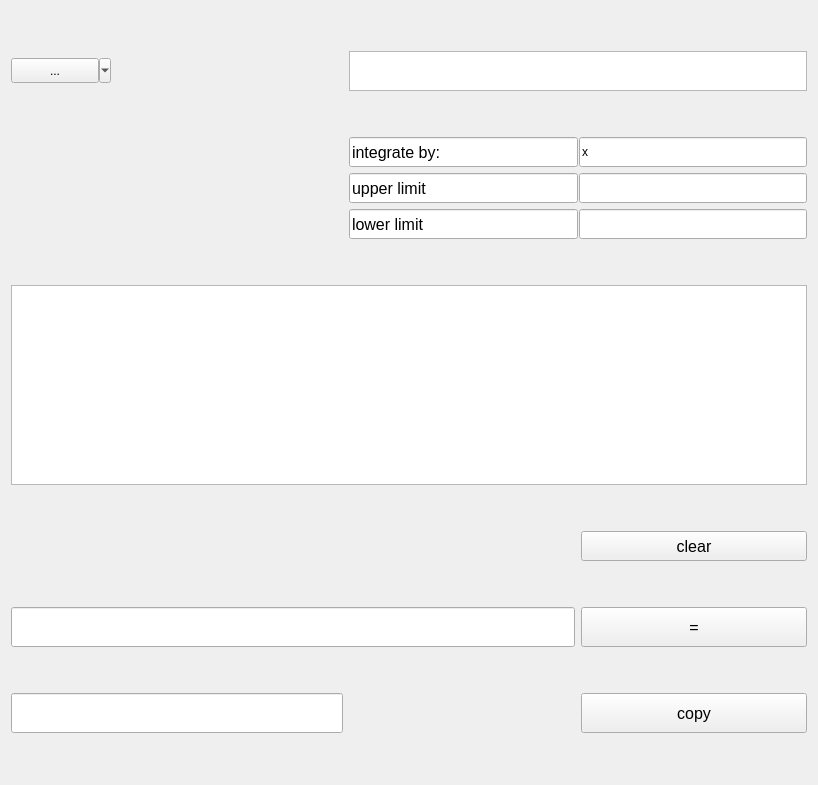
This is integralvisualvalculator.ui in YuarenArt/VisualCalculator as Qt 5 draws it before an edit. The edited form follows.
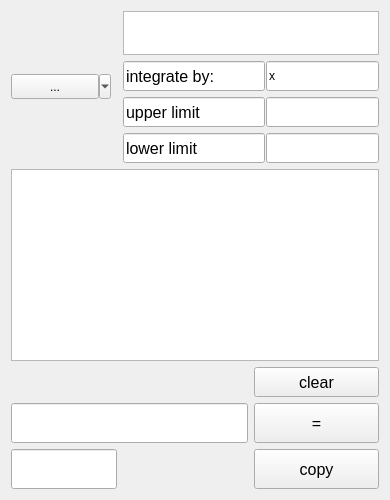
This is the edited form.

```diff
--- a/integralvisualvalculator.ui
+++ b/integralvisualvalculator.ui
@@ -6,10 +6,28 @@
    <rect>
     <x>0</x>
     <y>0</y>
-    <width>818</width>
-    <height>785</height>
+    <width>390</width>
+    <height>500</height>
    </rect>
   </property>
+  <property name="sizePolicy">
+   <sizepolicy hsizetype="MinimumExpanding" vsizetype="MinimumExpanding">
+    <horstretch>0</horstretch>
+    <verstretch>0</verstretch>
+   </sizepolicy>
+  </property>
+  <property name="minimumSize">
+   <size>
+    <width>300</width>
+    <height>400</height>
+   </size>
+  </property>
+  <property name="baseSize">
+   <size>
+    <width>350</width>
+    <height>500</height>
+   </size>
+  </property>
   <property name="windowTitle">
    <string>Form</string>
   </property>
@@ -18,112 +36,7 @@
     <layout class="QHBoxLayout" name="centralWidget">
      <item>
       <layout class="QGridLayout" name="mainGrid">
-       <item row="7" column="0" colspan="2">
-        <widget class="QLineEdit" name="showResult">
-         <property name="minimumSize">
-          <size>
-           <width>0</width>
-           <height>40</height>
-          </size>
-         </property>
-         <property name="dragEnabled">
-          <bool>false</bool>
-         </property>
-         <property name="readOnly">
-          <bool>true</bool>
-         </property>
-        </widget>
-       </item>
-       <item row="5" column="3">
-        <widget class="QPushButton" name="equalBtn">
-         <property name="minimumSize">
-          <size>
-           <width>60</width>
-           <height>40</height>
-          </size>
-         </property>
-         <property name="font">
-          <font>
-           <pointsize>12</pointsize>
-          </font>
-         </property>
-         <property name="text">
-          <string>=</string>
-         </property>
-        </widget>
-       </item>
-       <item row="0" column="0">
-        <widget class="QToolButton" name="menuChoice">
-         <property name="sizePolicy">
-          <sizepolicy hsizetype="Maximum" vsizetype="Fixed">
-           <horstretch>100</horstretch>
-           <verstretch>25</verstretch>
-          </sizepolicy>
-         </property>
-         <property name="minimumSize">
-          <size>
-           <width>100</width>
-           <height>25</height>
-          </size>
-         </property>
-         <property name="mouseTracking">
-          <bool>true</bool>
-         </property>
-         <property name="focusPolicy">
-          <enum>Qt::TabFocus</enum>
-         </property>
-         <property name="autoFillBackground">
-          <bool>false</bool>
-         </property>
-         <property name="text">
-          <string>...</string>
-         </property>
-         <property name="checkable">
-          <bool>true</bool>
-         </property>
-         <property name="checked">
-          <bool>false</bool>
-         </property>
-         <property name="popupMode">
-          <enum>QToolButton::MenuButtonPopup</enum>
-         </property>
-         <property name="toolButtonStyle">
-          <enum>Qt::ToolButtonIconOnly</enum>
-         </property>
-        </widget>
-       </item>
-       <item row="5" column="0" colspan="3">
-        <widget class="QLineEdit" name="lineEdit">
-         <property name="minimumSize">
-          <size>
-           <width>100</width>
-           <height>40</height>
-          </size>
-         </property>
-         <property name="text">
-          <string/>
-         </property>
-        </widget>
-       </item>
-       <item row="3" column="3">
-        <widget class="QPushButton" name="clearBtn">
-         <property name="minimumSize">
-          <size>
-           <width>60</width>
-           <height>30</height>
-          </size>
-         </property>
-         <property name="font">
-          <font>
-           <pointsize>12</pointsize>
-          </font>
-         </property>
-         <property name="text">
-          <string>clear</string>
-         </property>
-        </widget>
-       </item>
-       <item row="2" column="0" colspan="4">
+       <item row="3" column="0" colspan="4">
         <widget class="QTextEdit" name="textShow">
          <property name="enabled">
           <bool>true</bool>
@@ -150,45 +63,8 @@
          </property>
         </widget>
        </item>
-       <item row="0" column="2" colspan="2">
-        <widget class="QListWidget" name="historyList">
-         <property name="sizePolicy">
-          <sizepolicy hsizetype="Minimum" vsizetype="Minimum">
-           <horstretch>0</horstretch>
-           <verstretch>0</verstretch>
-          </sizepolicy>
-         </property>
-         <property name="minimumSize">
-          <size>
-           <width>0</width>
-           <height>40</height>
-          </size>
-         </property>
-         <property name="contextMenuPolicy">
-          <enum>Qt::NoContextMenu</enum>
-         </property>
-         <property name="lineWidth">
-          <number>10</number>
-         </property>
-         <property name="midLineWidth">
-          <number>10</number>
-         </property>
-         <property name="autoScroll">
-          <bool>false</bool>
-         </property>
-         <property name="autoScrollMargin">
-          <number>8</number>
-         </property>
-         <property name="showDropIndicator" stdset="0">
-          <bool>false</bool>
-         </property>
-         <property name="sortingEnabled">
-          <bool>false</bool>
-         </property>
-        </widget>
-       </item>
-       <item row="7" column="3">
-        <widget class="QPushButton" name="copyBtn">
+       <item row="6" column="3">
+        <widget class="QPushButton" name="equalBtn">
          <property name="minimumSize">
           <size>
            <width>60</width>
@@ -201,11 +77,11 @@
           </font>
          </property>
          <property name="text">
-          <string>copy</string>
+          <string>=</string>
          </property>
         </widget>
        </item>
-       <item row="1" column="2" colspan="2">
+       <item row="2" column="2" colspan="2">
         <layout class="QVBoxLayout" name="integralLimits">
          <item>
           <layout class="QHBoxLayout" name="variableChoiceLaout">
@@ -344,6 +220,148 @@
          </item>
         </layout>
        </item>
+       <item row="6" column="0" colspan="3">
+        <widget class="QLineEdit" name="lineEdit">
+         <property name="minimumSize">
+          <size>
+           <width>100</width>
+           <height>40</height>
+          </size>
+         </property>
+         <property name="text">
+          <string/>
+         </property>
+        </widget>
+       </item>
+       <item row="8" column="3">
+        <widget class="QPushButton" name="copyBtn">
+         <property name="minimumSize">
+          <size>
+           <width>60</width>
+           <height>40</height>
+          </size>
+         </property>
+         <property name="font">
+          <font>
+           <pointsize>12</pointsize>
+          </font>
+         </property>
+         <property name="text">
+          <string>copy</string>
+         </property>
+        </widget>
+       </item>
+       <item row="8" column="0" colspan="2">
+        <widget class="QLineEdit" name="showResult">
+         <property name="minimumSize">
+          <size>
+           <width>0</width>
+           <height>40</height>
+          </size>
+         </property>
+         <property name="dragEnabled">
+          <bool>false</bool>
+         </property>
+         <property name="readOnly">
+          <bool>true</bool>
+         </property>
+        </widget>
+       </item>
+       <item row="4" column="3">
+        <widget class="QPushButton" name="clearBtn">
+         <property name="minimumSize">
+          <size>
+           <width>60</width>
+           <height>30</height>
+          </size>
+         </property>
+         <property name="font">
+          <font>
+           <pointsize>12</pointsize>
+          </font>
+         </property>
+         <property name="text">
+          <string>clear</string>
+         </property>
+        </widget>
+       </item>
+       <item row="0" column="2" rowspan="2" colspan="2">
+        <widget class="QListWidget" name="historyList">
+         <property name="sizePolicy">
+          <sizepolicy hsizetype="Minimum" vsizetype="Minimum">
+           <horstretch>0</horstretch>
+           <verstretch>0</verstretch>
+          </sizepolicy>
+         </property>
+         <property name="minimumSize">
+          <size>
+           <width>0</width>
+           <height>40</height>
+          </size>
+         </property>
+         <property name="contextMenuPolicy">
+          <enum>Qt::NoContextMenu</enum>
+         </property>
+         <property name="lineWidth">
+          <number>10</number>
+         </property>
+         <property name="midLineWidth">
+          <number>10</number>
+         </property>
+         <property name="autoScroll">
+          <bool>false</bool>
+         </property>
+         <property name="autoScrollMargin">
+          <number>8</number>
+         </property>
+         <property name="showDropIndicator" stdset="0">
+          <bool>false</bool>
+         </property>
+         <property name="sortingEnabled">
+          <bool>false</bool>
+         </property>
+        </widget>
+       </item>
+       <item row="0" column="0" rowspan="3">
+        <widget class="QToolButton" name="menuChoice">
+         <property name="sizePolicy">
+          <sizepolicy hsizetype="Maximum" vsizetype="Fixed">
+           <horstretch>100</horstretch>
+           <verstretch>25</verstretch>
+          </sizepolicy>
+         </property>
+         <property name="minimumSize">
+          <size>
+           <width>100</width>
+           <height>25</height>
+          </size>
+         </property>
+         <property name="mouseTracking">
+          <bool>true</bool>
+         </property>
+         <property name="focusPolicy">
+          <enum>Qt::TabFocus</enum>
+         </property>
+         <property name="autoFillBackground">
+          <bool>false</bool>
+         </property>
+         <property name="text">
+          <string>...</string>
+         </property>
+         <property name="checkable">
+          <bool>true</bool>
+         </property>
+         <property name="checked">
+          <bool>false</bool>
+         </property>
+         <property name="popupMode">
+          <enum>QToolButton::MenuButtonPopup</enum>
+         </property>
+         <property name="toolButtonStyle">
+          <enum>Qt::ToolButtonIconOnly</enum>
+         </property>
+        </widget>
+       </item>
       </layout>
      </item>
     </layout>
```
